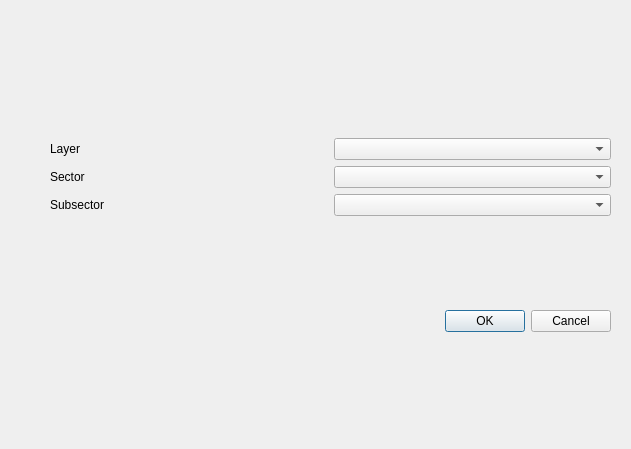
The window that ImaerPlugin/generate_calc_input_dlg.ui (opengeogroep/AERIUS-QGIS-plugins) describes before a commit, drawn with Qt 5.
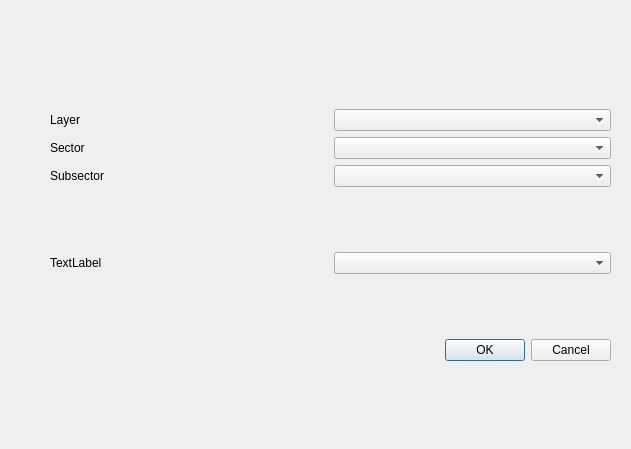
The same window after the commit. Custom widgets are drawn as their Qt base class.

```diff
--- a/ImaerPlugin/generate_calc_input_dlg.ui
+++ b/ImaerPlugin/generate_calc_input_dlg.ui
@@ -58,7 +58,26 @@
      </layout>
     </item>
     <item>
-     <layout class="QHBoxLayout" name="horizontalLayout"/>
+     <layout class="QHBoxLayout" name="horizontalLayout">
+      <item>
+       <layout class="QVBoxLayout" name="layout_elements">
+        <item>
+         <layout class="QHBoxLayout" name="horizontalLayout_2">
+          <item>
+           <widget class="QLabel" name="label">
+            <property name="text">
+             <string>TextLabel</string>
+            </property>
+           </widget>
+          </item>
+          <item>
+           <widget class="QComboBox" name="comboBox"/>
+          </item>
+         </layout>
+        </item>
+       </layout>
+      </item>
+     </layout>
     </item>
     <item>
      <widget class="QDialogButtonBox" name="buttonBox">
```
